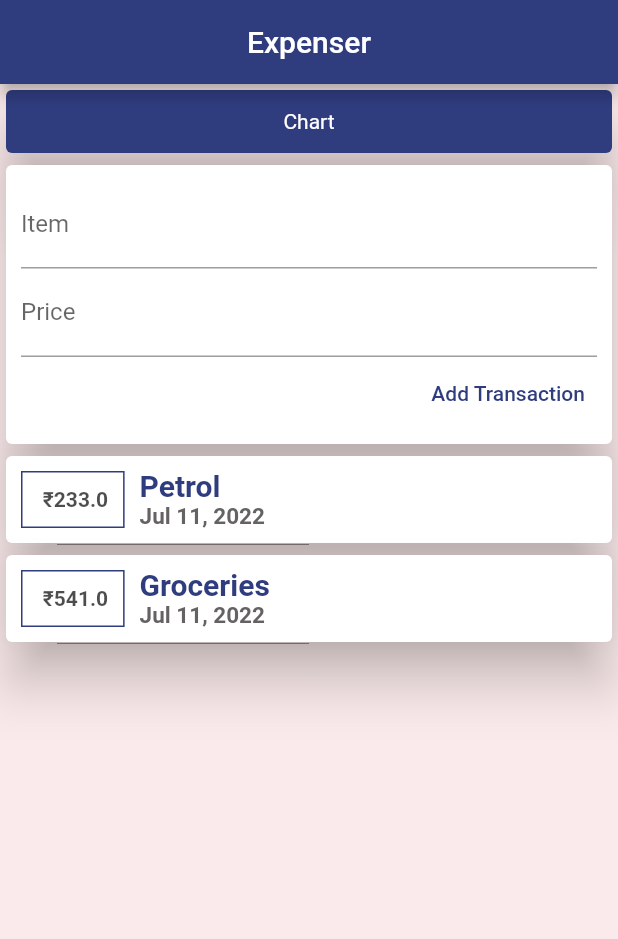
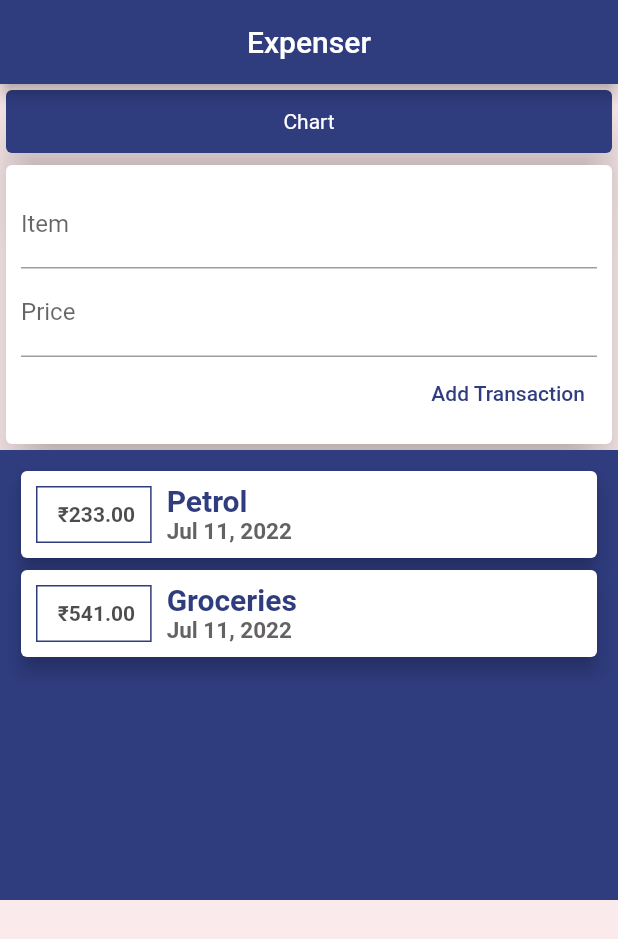
Before and after one commit to rajpranit/expenseplanner, a Flutter app: the screen it shows after launch, after a tap on "Add Transaction", on a phone screen of 412 x 824 dp. Shown: the top 939 px of the screen. Run offline on Flutter 3.47's test engine with Material 2 defaults, Android fonts, the phone set to English and light mode, and no system bars.

Commit message:
Adding User Transactions to Scrollable List

```diff
--- a/lib/main.dart
+++ b/lib/main.dart
@@ -28,7 +28,8 @@ class MyHomePage extends StatelessWidget {
           ],
         ),
       ),
-      body: Column(
+      body: SingleChildScrollView(
+        child: Column(
           // mainAxisAlignment: MainAxisAlignment.spaceAround,
           crossAxisAlignment: CrossAxisAlignment.center,
           children: <Widget>[
@@ -52,6 +53,7 @@ class MyHomePage extends StatelessWidget {
 
           ],
         ),
+      ),
     );
   }
 }
--- a/lib/widgets/new_transactions.dart
+++ b/lib/widgets/new_transactions.dart
@@ -1,11 +1,25 @@
 import 'package:flutter/material.dart';
 
-
 class NewTransactions extends StatelessWidget {
-
-
+  final Function newTansactions;
   final textInput = TextEditingController();
   final amountInput = TextEditingController();
+
+  NewTransactions(this.newTansactions);
+
+  void onSubmitted()  {
+
+    final enteredTitle = textInput.text;
+    final enteredAmount = double.parse(amountInput.text);
+
+    if(enteredTitle == null || enteredAmount <=0 ){
+      return;
+    }
+        newTansactions(
+          enteredTitle,
+          enteredAmount
+        );
+}
 
   @override
   Widget build(BuildContext context) {
@@ -21,20 +35,20 @@ class NewTransactions extends StatelessWidget {
               cursorColor: Color(0xFF2F3C7E),
               textAlign: TextAlign.center,
               autofocus: false,
+              onSubmitted: (_) => onSubmitted(),
               decoration: InputDecoration(
                   labelText: 'Item', hoverColor: Color(0xFF2F3C7E)),
             ),
             TextField(
+              keyboardType: TextInputType.number,
               controller: amountInput,
               textAlign: TextAlign.center,
               autofocus: false,
+              onSubmitted: (_) => onSubmitted(),
               decoration: InputDecoration(labelText: 'Price'),
             ),
             TextButton(
-                    onPressed: () => {
-                      print(textInput.text),
-                      print(amountInput.text),
-                    },
+              onPressed: onSubmitted,
               child: Text('Add Transaction'),
               style: TextButton.styleFrom(
                 primary: Color(0xFF2F3C7E),
--- a/lib/widgets/transactions_list.dart
+++ b/lib/widgets/transactions_list.dart
@@ -4,23 +4,28 @@ import '../models/transaction.dart';
 
 class TransactionList extends StatelessWidget {
 
-   List<Transaction> transactions = [];
+   final List<Transaction> transactions;
 
    TransactionList(this.transactions);
 
   @override
   Widget build(BuildContext context) {
-    return Column(
-      children: transactions.map((tx) {
+    return Container(
+      padding: EdgeInsets.all(10),
+      decoration: BoxDecoration(color: Color(0xFF2F3C7E)),
+      height: 300,
+      child: ListView.builder(
+        itemBuilder: (context, index) {
+
           return Container(
             child: Card(
-            elevation: 15,
+              elevation: 5,
               child: Row(
                 children: [
                   Container(
                     margin: EdgeInsets.symmetric(vertical: 10, horizontal: 10),
                     child: Text(
-                    ' \u{20B9}${tx.amount}',
+                      ' \u{20B9}${transactions[index].amount.toStringAsFixed(2)}',
                       style: TextStyle(
                         fontWeight: FontWeight.bold,
                         color: Color.alphaBlend(
@@ -42,7 +47,7 @@ class TransactionList extends StatelessWidget {
                     crossAxisAlignment: CrossAxisAlignment.start,
                     children: [
                       Text(
-                      tx.title,
+                        transactions[index].title,
                         style: TextStyle(
                           fontWeight: FontWeight.bold,
                           fontSize: 20,
@@ -50,7 +55,7 @@ class TransactionList extends StatelessWidget {
                         ),
                       ),
                       Text(
-                      DateFormat.yMMMd().format(tx.date),
+                        DateFormat.yMMMd().format(transactions[index].date),
                         style: TextStyle(
                             fontWeight: FontWeight.bold,
                             fontSize: 15,
@@ -62,7 +67,10 @@ class TransactionList extends StatelessWidget {
               ),
             ),
           );
-      }).toList(),
+        },
+        itemCount: transactions.length,
+      ),
+
     );
   }
 }
--- a/lib/widgets/user_transactions.dart
+++ b/lib/widgets/user_transactions.dart
@@ -11,7 +11,6 @@ class UserTransactions extends StatefulWidget {
 }
 
 class _UserTransactionsState extends State<UserTransactions> {
-
   final List<Transaction> transactions = [
     Transaction(
       id: '1',
@@ -27,11 +26,26 @@ class _UserTransactionsState extends State<UserTransactions> {
     )
   ];
 
+  void _addNewTransaction(String txtitle, double txamount) {
+    final newTx = Transaction(
+      id: DateTime.now().toString(),
+      title: txtitle,
+      amount: txamount,
+      date: DateTime.now(),
+    );
+
+    setState(() {
+      transactions.add(newTx);
+    });
+  }
+
+
+
   @override
   Widget build(BuildContext context) {
     return Column(
       children: [
-        NewTransactions(),
+        NewTransactions(_addNewTransaction),
         TransactionList(transactions),
       ],
     );
```
Lines whose indentation alone changed are shown as unchanged.
